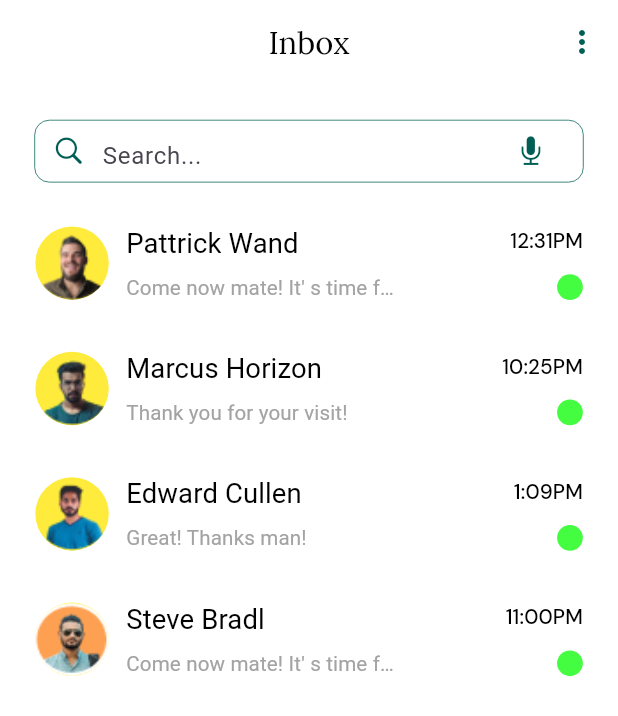
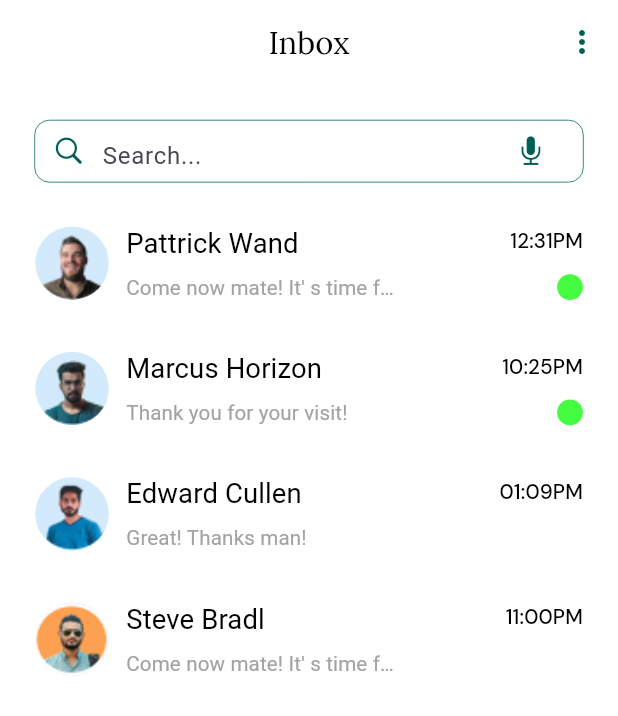
Before and after one commit to TheScriptRailoth/Hair-Haven, a Flutter app: the ChatScreen screen opened directly, on a phone screen of 412 x 824 dp. Shown: the top 716 px of the screen. Run offline on Flutter 3.47's test engine with Material 3 defaults, Android fonts, the phone set to English and light mode, and no system bars; our stand-ins replace flare_flutter, flutter_rating_bar, flutter_screenutil, get, google_fonts, google_nav_bar and 3 more.

Commit message:
HAIR-HAVEN: Updated Chat screen and add messagin screen
Signed-off-by: Ashutosh <am3718440@gmail.com>

```diff
--- a/lib/presentation/pages/main_screens/chat_screen.dart
+++ b/lib/presentation/pages/main_screens/chat_screen.dart
@@ -13,8 +13,39 @@ class ChatScreen extends StatefulWidget {
 }
 
 class _ChatScreenState extends State<ChatScreen> {
+  List<ChatMessageWidget> chatMessages=[
+    ChatMessageWidget(
+        userName: 'Pattrick Wand',
+        msg: 'Come now mate! It\'\ s time for the game',
+        profileImg: 'assets/chat-profiles/chat1_profile.png',
+        time: '12:31PM',
+        isUnread: true
+    ),
+    ChatMessageWidget(
+        userName: 'Marcus Horizon',
+        msg: 'Thank you for your visit!',
+        profileImg: 'assets/chat-profiles/chat2_profile.png',
+        time: '10:25PM',
+        isUnread: true
+    ),
+    ChatMessageWidget(
+      userName: 'Edward Cullen',
+      msg: 'Great! Thanks man!',
+      profileImg: 'assets/chat-profiles/chat3_profile.png',
+      time: '01:09PM',
+      isUnread: false,
+    ),
+    ChatMessageWidget(
+      userName: 'Steve Bradl',
+      msg: 'Come now mate! It\'\ s time for the game',
+      profileImg: 'assets/chat-profiles/chat4_profile.png',
+      time: '11:00PM',
+      isUnread: false,
+    ),
+  ];
   @override
   Widget build(BuildContext context) {
+
     return Scaffold(
       backgroundColor: Colors.white,
       appBar: AppBar(
@@ -75,36 +106,7 @@ class _ChatScreenState extends State<ChatScreen> {
             Padding(
               padding: EdgeInsets.symmetric(horizontal: 10.w),
               child: Column(
-                children: [
-                  ChatMessageWidget(
-                      userName: 'Pattrick Wand',
-                      msg: 'Come now mate! It\'\ s time for the game',
-                      profileImg: 'assets/chat-profiles/chat1_profile.png',
-                      time: '12:31PM',
-                      isUnread: true
-                  ),
-                  ChatMessageWidget(
-                      userName: 'Marcus Horizon',
-                      msg: 'Thank you for your visit!',
-                      profileImg: 'assets/chat-profiles/chat2_profile.png',
-                      time: '10:25PM',
-                      isUnread: true
-                  ),
-                  ChatMessageWidget(
-                      userName: 'Edward Cullen',
-                      msg: 'Great! Thanks man!',
-                      profileImg: 'assets/chat-profiles/chat3_profile.png',
-                      time: '1:09PM',
-                      isUnread: true
-                  ),
-                  ChatMessageWidget(
-                      userName: 'Steve Bradl',
-                      msg: 'Come now mate! It\'\ s time for the game',
-                      profileImg: 'assets/chat-profiles/chat4_profile.png',
-                      time: '11:00PM',
-                      isUnread: true
-                  ),
-                ],
+                children: chatMessages,
               ),
             )
           ],
--- a/lib/presentation/widgets/chat_message_widget.dart
+++ b/lib/presentation/widgets/chat_message_widget.dart
@@ -1,6 +1,9 @@
+import 'dart:math';
+
 import 'package:flutter/material.dart';
 import 'package:flutter_screenutil/flutter_screenutil.dart';
 import 'package:google_fonts/google_fonts.dart';
+import 'package:hair_haven/presentation/pages/messaging_screen.dart';
 import 'package:velocity_x/velocity_x.dart';
 class ChatMessageWidget extends StatefulWidget {
   final String userName;
@@ -15,12 +18,27 @@ class ChatMessageWidget extends StatefulWidget {
 }
 
 class _ChatMessageWidgetState extends State<ChatMessageWidget> {
+  List<Color>colors=[
+    Color(0xffC6B5EF),
+    Colors.blue.withOpacity(0.2),
+    Colors.blue.withOpacity(0.4)
+  ];
   @override
   Widget build(BuildContext context) {
+    Color bgColor=colors[Random().nextInt(colors.length)];
     return Container(
       height: 70.h,
       child: TextButton(
-        onPressed: (){},
+        onPressed: (){
+          Navigator.push(context, MaterialPageRoute(builder: (context){
+            return MessagingScreen(
+                userName: widget.userName,
+                companyName: 'Albert Barber',
+                profileImg: widget.profileImg,
+                profileBg: bgColor,
+            );
+          }));
+        },
         child: Row(
           mainAxisAlignment: MainAxisAlignment.spaceBetween,
           crossAxisAlignment: CrossAxisAlignment.center,
@@ -32,7 +50,7 @@ class _ChatMessageWidgetState extends State<ChatMessageWidget> {
                   height: 41.h,
                   decoration: BoxDecoration(
                       shape: BoxShape.circle,
-                      color: Colors.yellow
+                      color:bgColor,
                   ),
                   child: ClipRRect(
                     borderRadius: BorderRadius.circular(50.r),
@@ -87,13 +105,12 @@ class _ChatMessageWidgetState extends State<ChatMessageWidget> {
                     width: 15.w,
                     decoration: BoxDecoration(
                       shape: BoxShape.circle,
-                      color: widget.isUnread?Color(0xff44FC40):Colors.white,
+                      color: widget.isUnread?Color(0xff44FC40):null,
                     ),
                   )
                 ],
               ),
             ),
-
           ],
         ),
       ),
```
Also changed, not shown: lib/presentation/pages/messaging_screen.dart (added, +106 -0 lines).
